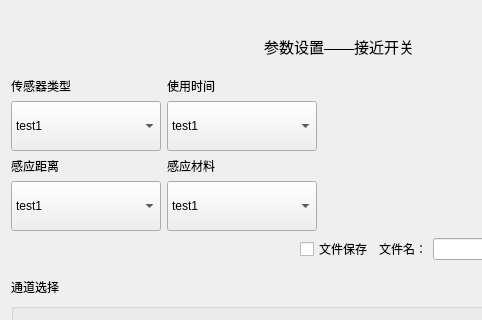
Qt form ui_param/paramwin_proximityswitch.ui (Dirck-YHP/Proj_sensor_detect) before a commit; both pictures show x 0 to 482 and y 0 to 320 of the 678 by 549 pixel window.
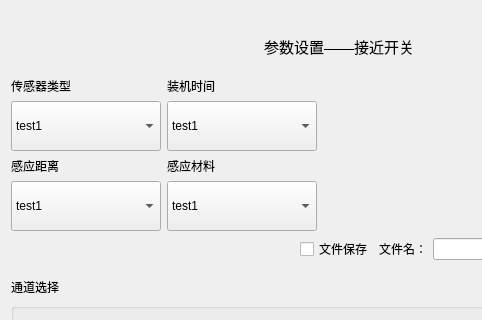
The same form after that commit.

```diff
--- a/ui_param/paramwin_proximityswitch.ui
+++ b/ui_param/paramwin_proximityswitch.ui
@@ -83,7 +83,7 @@
            <item>
             <widget class="QLabel" name="label_using_time">
              <property name="text">
-              <string>使用时间</string>
+              <string>装机时间</string>
              </property>
             </widget>
            </item>
```
